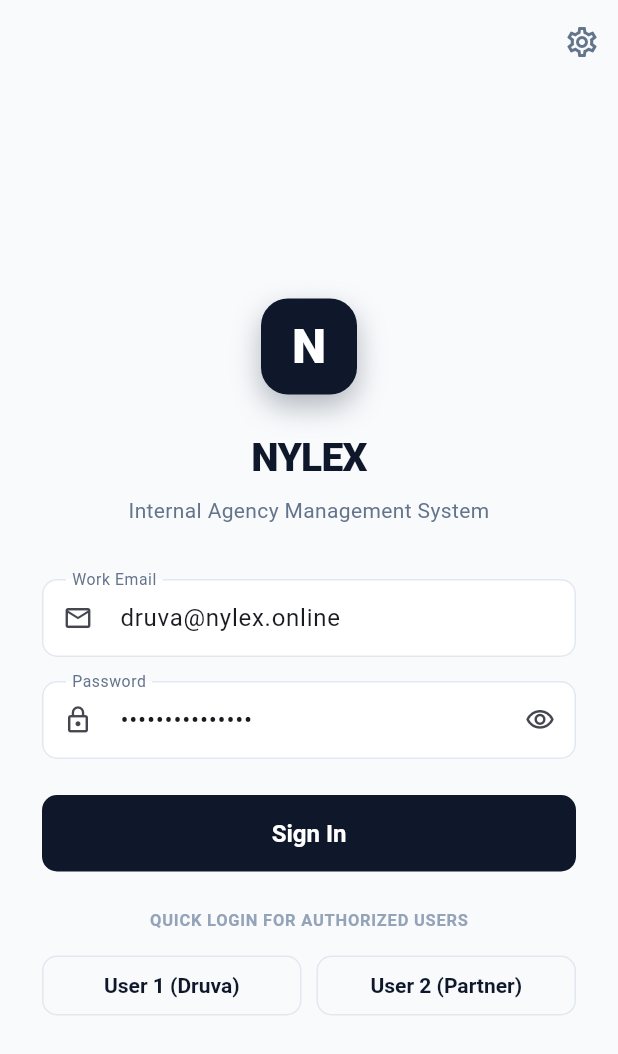
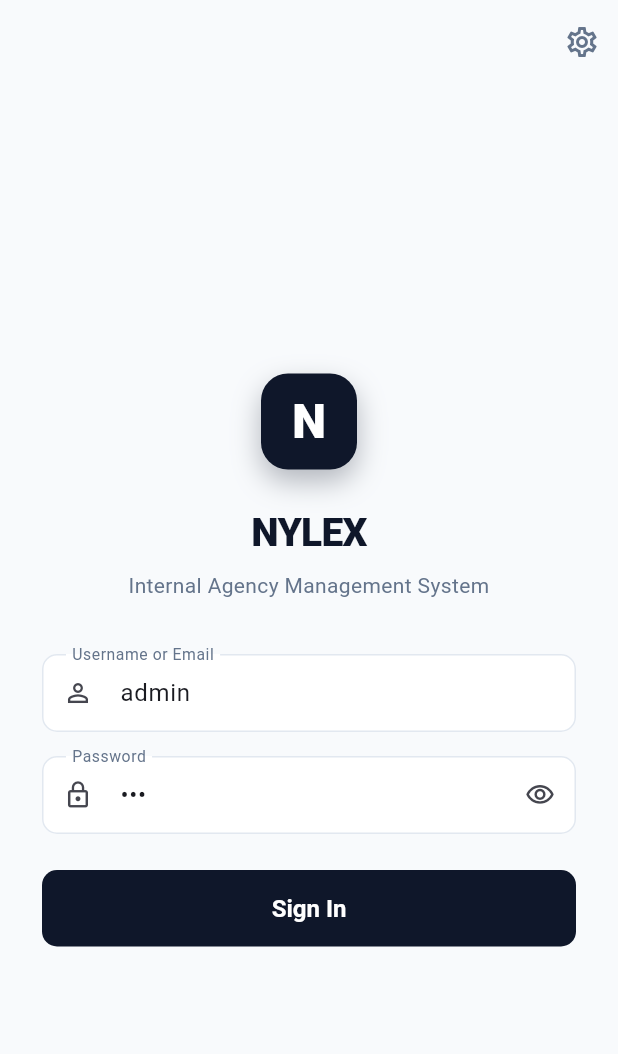
Before and after one commit to NYLEXWEB/nylex-application, a Flutter app: the screen it shows after launch, on a phone screen of 412 x 824 dp. Shown: the top 1054 px of the screen. Run offline on Flutter 3.47's test engine with Material 3 defaults, Android fonts, the phone set to English and light mode, and no system bars; our stand-ins replace flutter_secure_storage; accounts and stored records are empty.

Commit message:
feat: implement authentication backend routes, database configuration, and mobile login screen UI

```diff
--- a/mobile/lib/core/constants/api_constants.dart
+++ b/mobile/lib/core/constants/api_constants.dart
@@ -1,7 +1,7 @@
 class ApiConstants {
-  // Configurable base URL: can be switched between Localhost, LAN, or Production
-  static const String defaultBaseUrl = "http://localhost:8000";
-  static const String productionBaseUrl = "https://api.nylex.online";
+  // Configurable base URL: Defaults to Render production server
+  static const String defaultBaseUrl = "https://nylex-application.onrender.com";
+  static const String localBaseUrl = "http://localhost:8000";
 
   static String baseUrl = defaultBaseUrl;
 
--- a/mobile/lib/core/network/api_client.dart
+++ b/mobile/lib/core/network/api_client.dart
@@ -16,7 +16,7 @@ class ApiException implements Exception {
 
 class ApiClient {
   static final http.Client _client = http.Client();
-  static const Duration _timeout = Duration(seconds: 15);
+  static const Duration _timeout = Duration(seconds: 60);
 
   static Future<Map<String, String>> _headers({bool requiresAuth = true}) async {
     final headers = <String, String>{
@@ -102,7 +102,8 @@ class ApiClient {
       return body;
     } else if (response.statusCode == 401) {
       AuthStorage.clearAuth();
-      throw ApiException("Session expired. Please login again.", statusCode: 401);
+      final msg = body is Map ? (body["detail"] ?? "Invalid email or password.") : "Invalid email or password.";
+      throw ApiException(msg.toString(), statusCode: 401);
     } else if (response.statusCode == 403) {
       throw ApiException("Access denied: You do not have permission for this action.", statusCode: 403);
     } else if (response.statusCode == 404) {
--- a/mobile/lib/ui/screens/auth/login_screen.dart
+++ b/mobile/lib/ui/screens/auth/login_screen.dart
@@ -15,8 +15,8 @@ class LoginScreen extends StatefulWidget {
 
 class _LoginScreenState extends State<LoginScreen> {
   final _formKey = GlobalKey<FormState>();
-  final _emailController = TextEditingController(text: "druva@nylex.online");
-  final _passwordController = TextEditingController(text: "NylexDruva@2026");
+  final _emailController = TextEditingController(text: "admin");
+  final _passwordController = TextEditingController(text: "123");
   bool _obscurePassword = true;
 
   @override
@@ -186,15 +186,15 @@ class _LoginScreenState extends State<LoginScreen> {
                     const SizedBox(height: 16),
                   ],
 
-                  // Email
+                  // Email / Username
                   TextFormField(
                     controller: _emailController,
-                    keyboardType: TextInputType.emailAddress,
+                    keyboardType: TextInputType.text,
                     decoration: const InputDecoration(
-                      labelText: "Work Email",
-                      prefixIcon: Icon(Icons.email_outlined, size: 20),
+                      labelText: "Username or Email",
+                      prefixIcon: Icon(Icons.person_outline, size: 20),
                     ),
-                    validator: (v) => v == null || v.isEmpty ? "Enter your email" : null,
+                    validator: (v) => v == null || v.trim().isEmpty ? "Enter your username or email" : null,
                   ),
                   const SizedBox(height: 16),
 
@@ -231,44 +231,7 @@ class _LoginScreenState extends State<LoginScreen> {
                           )
                         : const Text("Sign In", style: TextStyle(fontSize: 16)),
                   ),
-                  const SizedBox(height: 24),
 
-                  // Quick Switch Chips for the 2 Users
-                  const Center(
-                    child: Text(
-                      "QUICK LOGIN FOR AUTHORIZED USERS",
-                      style: TextStyle(
-                        fontSize: 11,
-                        letterSpacing: 0.5,
-                        fontWeight: FontWeight.w700,
-                        color: AppColors.textMuted,
-                      ),
-                    ),
-                  ),
-                  const SizedBox(height: 12),
-                  Row(
-                    children: [
-                      Expanded(
-                        child: OutlinedButton(
-                          onPressed: () {
-                            _emailController.text = "druva@nylex.online";
-                            _passwordController.text = "NylexDruva@2026";
-                          },
-                          child: const Text("User 1 (Druva)"),
-                        ),
-                      ),
-                      const SizedBox(width: 10),
-                      Expanded(
-                        child: OutlinedButton(
-                          onPressed: () {
-                            _emailController.text = "partner@nylex.online";
-                            _passwordController.text = "NylexPartner@2026";
-                          },
-                          child: const Text("User 2 (Partner)"),
-                        ),
-                      ),
-                    ],
-                  ),
                 ],
               ),
             ),
```
Also changed, not shown: pyrightconfig.json (added, +20 -0 lines), 3 other files.
